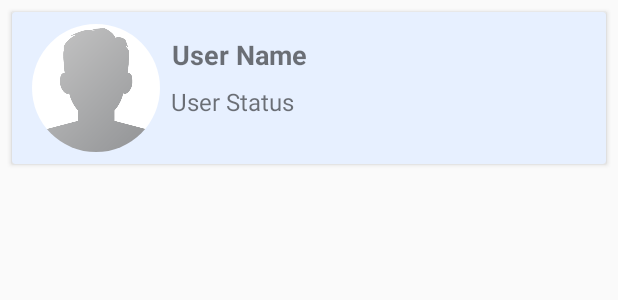
After one commit to bnranjith/Is_It_Vacant, an Android app: the layout contacts_cards_layout.xml on its own in the app's theme, with its tools: preview values and no code run, on a phone screen of 412 x 824 dp. The commit adds this screen. Shown: the top 300 px of the screen. Run offline under Robolectric (Android 15) with nearby library versions, the phone set to English and light mode, and no system bars.

Commit message:
auth done profile done

```diff
--- /dev/null
+++ b/app/src/main/res/layout/contacts_cards_layout.xml
@@ -0,0 +1,79 @@
+<?xml version="1.0" encoding="utf-8"?>
+<androidx.cardview.widget.CardView
+    xmlns:android="http://schemas.android.com/apk/res/android"
+    xmlns:app="http://schemas.android.com/apk/res-auto"
+    android:layout_width="match_parent"
+    android:layout_height="wrap_content"
+    android:layout_marginTop="8dp"
+    android:layout_marginStart="8dp"
+    android:layout_marginEnd="8dp"
+    app:cardBackgroundColor="#e7f0ff">
+
+
+   <RelativeLayout
+       android:layout_width="wrap_content"
+       android:layout_height="wrap_content"
+       android:padding="8dp">
+
+       <de.hdodenhof.circleimageview.CircleImageView
+           android:id="@+id/users_profile_image"
+           android:layout_width="85dp"
+           android:layout_height="85dp"
+           android:src="@drawable/profile_image"
+           android:layout_marginStart="5dp"
+           android:layout_marginLeft="5dp" />
+
+       <LinearLayout
+           android:layout_width="wrap_content"
+           android:layout_height="wrap_content"
+           android:layout_toRightOf="@+id/users_profile_image"
+           android:orientation="vertical">
+
+           <LinearLayout
+               android:layout_width="match_parent"
+               android:layout_height="wrap_content"
+               android:layout_toRightOf="@+id/users_profile_image"
+               android:orientation="horizontal">
+
+               <TextView
+                   android:id="@+id/user_profile_name"
+                   android:layout_width="270dp"
+                   android:layout_height="wrap_content"
+                   android:layout_marginTop="8dp"
+                   android:layout_toRightOf="@+id/users_profile_image"
+                   android:layout_marginLeft="8dp"
+                   android:ellipsize="end"
+                   android:maxLines="1"
+                   android:text="User Name"
+                   android:textSize="18sp"
+                   android:textStyle="bold" />
+
+               <ImageView
+                   android:id="@+id/users_online_status"
+                   android:layout_width="18dp"
+                   android:layout_height="18dp"
+                   android:src="@drawable/online"
+                   android:layout_marginTop="7dp"
+                   android:visibility="invisible"
+                   />
+
+           </LinearLayout>
+
+           <TextView
+               android:id="@+id/user_status_textview"
+               android:layout_width="290dp"
+               android:layout_height="wrap_content"
+               android:layout_toRightOf="@+id/users_profile_image"
+               android:text="User Status"
+               android:layout_marginLeft="7dp"
+               android:textSize="16sp"
+               android:maxLines="2"
+               android:ellipsize="end"
+               android:layout_marginTop="8dp"
+               />
+
+       </LinearLayout>
+
+
+   </RelativeLayout>
+</androidx.cardview.widget.CardView>
```
Also changed, not shown: app/src/main/java/com/example/isitvacant/Contacts.java (added, +41 -0 lines), app/src/main/java/com/example/isitvacant/ContactsAdapter.java (added, +86 -0 lines), app/src/main/java/com/example/isitvacant/Search_fragment.java (+46 -1 lines), app/src/main/res/layout/activity_search_fragment.xml (+10 -15 lines).
